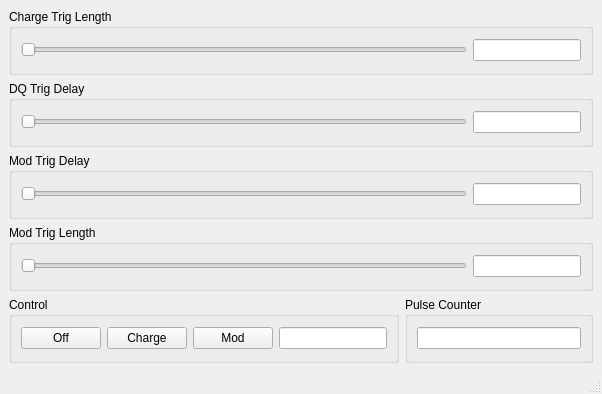
First picture: the form in resources/ui_mainwindow.ui, repository komministern/modulator_control, before the edit.
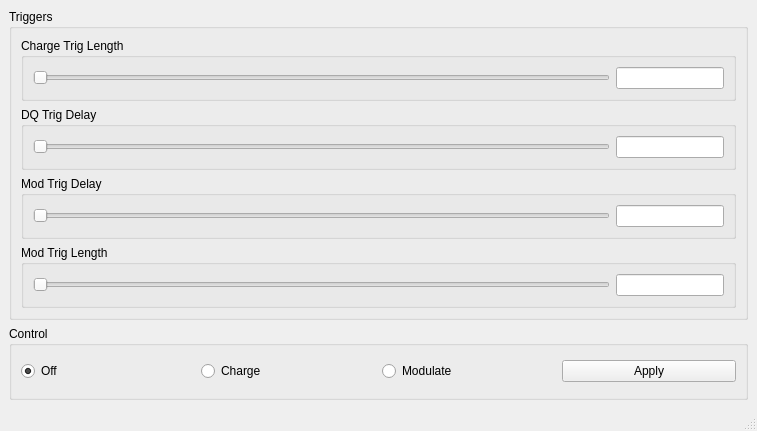
Second picture: the form after the edit.

What changed in the file:
```diff
--- a/resources/ui_mainwindow.ui
+++ b/resources/ui_mainwindow.ui
@@ -6,116 +6,22 @@
    <rect>
     <x>0</x>
     <y>0</y>
-    <width>602</width>
-    <height>394</height>
+    <width>757</width>
+    <height>431</height>
    </rect>
   </property>
   <property name="windowTitle">
    <string>Modulator Control</string>
   </property>
   <widget class="QWidget" name="centralwidget">
-   <layout class="QGridLayout" name="gridLayout_7">
-    <item row="3" column="0" colspan="2">
-     <widget class="QGroupBox" name="groupBox_3">
-      <property name="title">
-       <string>Mod Trig Length</string>
-      </property>
-      <layout class="QGridLayout" name="gridLayout_3">
-       <item row="0" column="1">
-        <widget class="QLineEdit" name="lineEdit_modTrigLength">
-         <property name="sizePolicy">
-          <sizepolicy hsizetype="Preferred" vsizetype="Fixed">
-           <horstretch>0</horstretch>
-           <verstretch>0</verstretch>
-          </sizepolicy>
-         </property>
-         <property name="readOnly">
-          <bool>true</bool>
-         </property>
-        </widget>
-       </item>
-       <item row="0" column="0">
-        <widget class="QSlider" name="horizontalSlider_modTrigLength">
-         <property name="minimum">
-          <number>25</number>
-         </property>
-         <property name="maximum">
-          <number>200</number>
-         </property>
-         <property name="orientation">
-          <enum>Qt::Horizontal</enum>
-         </property>
-        </widget>
-       </item>
-      </layout>
-     </widget>
-    </item>
-    <item row="4" column="0">
-     <widget class="QGroupBox" name="groupBox_4">
-      <property name="title">
-       <string>Control</string>
-      </property>
-      <layout class="QGridLayout" name="gridLayout_4">
-       <item row="0" column="0">
-        <widget class="QPushButton" name="pushButton_off">
-         <property name="text">
-          <string>Off</string>
-         </property>
-        </widget>
-       </item>
-       <item row="0" column="2">
-        <widget class="QPushButton" name="pushButton_mod">
-         <property name="text">
-          <string>Mod</string>
-         </property>
-        </widget>
-       </item>
-       <item row="0" column="1">
-        <widget class="QPushButton" name="pushButton_charge">
-         <property name="text">
-          <string>Charge</string>
-         </property>
-        </widget>
-       </item>
-       <item row="0" column="3">
-        <widget class="QLineEdit" name="lineEdit_state">
-         <property name="sizePolicy">
-          <sizepolicy hsizetype="Preferred" vsizetype="Fixed">
-           <horstretch>0</horstretch>
-           <verstretch>0</verstretch>
-          </sizepolicy>
-         </property>
-         <property name="readOnly">
-          <bool>true</bool>
-         </property>
-        </widget>
-       </item>
-      </layout>
-     </widget>
-    </item>
-    <item row="4" column="1">
-     <widget class="QGroupBox" name="groupBox_5">
-      <property name="title">
-       <string>Pulse Counter</string>
-      </property>
       <layout class="QGridLayout" name="gridLayout_5">
        <item row="0" column="0">
-        <widget class="QLineEdit" name="lineEdit_pulseCounter">
-         <property name="sizePolicy">
-          <sizepolicy hsizetype="Preferred" vsizetype="Fixed">
-           <horstretch>0</horstretch>
-           <verstretch>0</verstretch>
-          </sizepolicy>
-         </property>
-         <property name="readOnly">
-          <bool>true</bool>
-         </property>
-        </widget>
-       </item>
-      </layout>
-     </widget>
-    </item>
-    <item row="2" column="0" colspan="2">
+     <widget class="QGroupBox" name="groupBox_6">
+      <property name="title">
+       <string>Triggers</string>
+      </property>
+      <layout class="QGridLayout" name="gridLayout_7">
+       <item row="2" column="0">
      <widget class="QGroupBox" name="groupBox_2">
       <property name="title">
        <string>Mod Trig Delay</string>
@@ -156,51 +62,7 @@
       </layout>
      </widget>
     </item>
-    <item row="1" column="0" colspan="2">
-     <widget class="QGroupBox" name="groupBox_7">
-      <property name="title">
-       <string>DQ Trig Delay</string>
-      </property>
-      <layout class="QGridLayout" name="gridLayout_6">
-       <item row="0" column="1">
-        <widget class="QLineEdit" name="lineEdit_dqTrigDelay">
-         <property name="sizePolicy">
-          <sizepolicy hsizetype="Preferred" vsizetype="Fixed">
-           <horstretch>0</horstretch>
-           <verstretch>0</verstretch>
-          </sizepolicy>
-         </property>
-         <property name="readOnly">
-          <bool>true</bool>
-         </property>
-        </widget>
-       </item>
        <item row="0" column="0">
-        <widget class="QSlider" name="horizontalSlider_dqTrigDelay">
-         <property name="sizePolicy">
-          <sizepolicy hsizetype="Expanding" vsizetype="Fixed">
-           <horstretch>0</horstretch>
-           <verstretch>0</verstretch>
-          </sizepolicy>
-         </property>
-         <property name="minimum">
-          <number>240</number>
-         </property>
-         <property name="maximum">
-          <number>280</number>
-         </property>
-         <property name="value">
-          <number>240</number>
-         </property>
-         <property name="orientation">
-          <enum>Qt::Horizontal</enum>
-         </property>
-        </widget>
-       </item>
-      </layout>
-     </widget>
-    </item>
-    <item row="0" column="0" colspan="2">
      <widget class="QGroupBox" name="groupBox">
       <property name="title">
        <string>Charge Trig Length</string>
@@ -241,6 +103,128 @@
       </layout>
      </widget>
     </item>
+       <item row="1" column="0">
+        <widget class="QGroupBox" name="groupBox_7">
+         <property name="title">
+          <string>DQ Trig Delay</string>
+         </property>
+         <layout class="QGridLayout" name="gridLayout_6">
+          <item row="0" column="1">
+           <widget class="QLineEdit" name="lineEdit_dqTrigDelay">
+            <property name="sizePolicy">
+             <sizepolicy hsizetype="Preferred" vsizetype="Fixed">
+              <horstretch>0</horstretch>
+              <verstretch>0</verstretch>
+             </sizepolicy>
+            </property>
+            <property name="readOnly">
+             <bool>true</bool>
+            </property>
+           </widget>
+          </item>
+          <item row="0" column="0">
+           <widget class="QSlider" name="horizontalSlider_dqTrigDelay">
+            <property name="sizePolicy">
+             <sizepolicy hsizetype="Expanding" vsizetype="Fixed">
+              <horstretch>0</horstretch>
+              <verstretch>0</verstretch>
+             </sizepolicy>
+            </property>
+            <property name="minimum">
+             <number>240</number>
+            </property>
+            <property name="maximum">
+             <number>280</number>
+            </property>
+            <property name="value">
+             <number>240</number>
+            </property>
+            <property name="orientation">
+             <enum>Qt::Horizontal</enum>
+            </property>
+           </widget>
+          </item>
+         </layout>
+        </widget>
+       </item>
+       <item row="3" column="0">
+        <widget class="QGroupBox" name="groupBox_3">
+         <property name="title">
+          <string>Mod Trig Length</string>
+         </property>
+         <layout class="QGridLayout" name="gridLayout_3">
+          <item row="0" column="1">
+           <widget class="QLineEdit" name="lineEdit_modTrigLength">
+            <property name="sizePolicy">
+             <sizepolicy hsizetype="Preferred" vsizetype="Fixed">
+              <horstretch>0</horstretch>
+              <verstretch>0</verstretch>
+             </sizepolicy>
+            </property>
+            <property name="readOnly">
+             <bool>true</bool>
+            </property>
+           </widget>
+          </item>
+          <item row="0" column="0">
+           <widget class="QSlider" name="horizontalSlider_modTrigLength">
+            <property name="minimum">
+             <number>25</number>
+            </property>
+            <property name="maximum">
+             <number>200</number>
+            </property>
+            <property name="orientation">
+             <enum>Qt::Horizontal</enum>
+            </property>
+           </widget>
+          </item>
+         </layout>
+        </widget>
+       </item>
+      </layout>
+     </widget>
+    </item>
+    <item row="1" column="0">
+     <widget class="QGroupBox" name="groupBox_4">
+      <property name="title">
+       <string>Control</string>
+      </property>
+      <layout class="QGridLayout" name="gridLayout_4">
+       <item row="0" column="0">
+        <widget class="QRadioButton" name="radioButton_Off">
+         <property name="text">
+          <string>Off</string>
+         </property>
+         <property name="checked">
+          <bool>true</bool>
+         </property>
+        </widget>
+       </item>
+       <item row="0" column="1">
+        <widget class="QRadioButton" name="radioButton_Charge">
+         <property name="text">
+          <string>Charge</string>
+         </property>
+        </widget>
+       </item>
+       <item row="0" column="2">
+        <widget class="QRadioButton" name="radioButton_Modulate">
+         <property name="text">
+          <string>Modulate</string>
+         </property>
+        </widget>
+       </item>
+       <item row="0" column="3">
+        <widget class="QPushButton" name="pushButton_Apply">
+         <property name="text">
+          <string>Apply</string>
+         </property>
+        </widget>
+       </item>
+      </layout>
+     </widget>
+    </item>
    </layout>
   </widget>
   <widget class="QMenuBar" name="menubar">
```
Left out of the diff: 2 changed lines with no effect on the pictures. Lines whose indentation alone changed are shown as unchanged.
